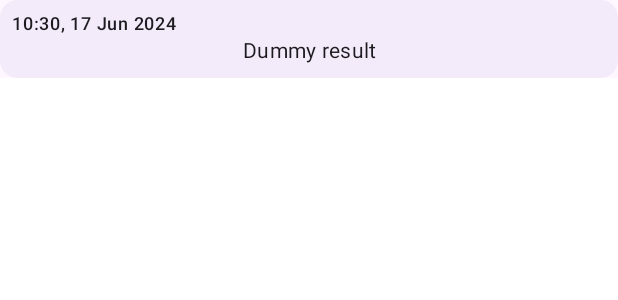
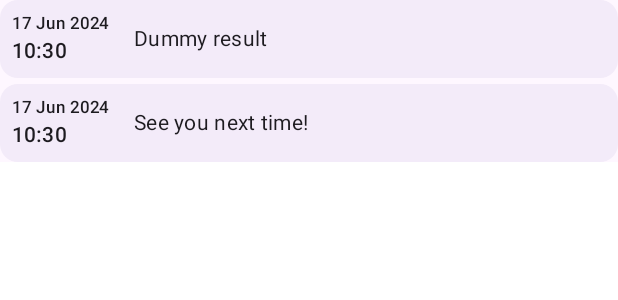
Before and after one commit to Bangkit-WSLTA-Capstone/mobile-edusign, an Android app built with Jetpack Compose: the @Preview function TranslateHistoryItemPreview, on a phone screen of 412 x 824 dp. Shown: the top 300 px of the screen. Run offline under Robolectric (Android 15) with nearby library versions, the light colour scheme and no system bars.

Commit message:
feat: update translate ui and API

```diff
--- a/app/src/main/java/com/nekkiichi/edusign/data/remote/response/TranslateHistory.kt
+++ b/app/src/main/java/com/nekkiichi/edusign/data/remote/response/TranslateHistory.kt
@@ -5,9 +5,9 @@ import com.google.gson.annotations.SerializedName
 data class TranslateHistory(
     @field:SerializedName("created_at")
     val createdAt: String,
-    @field:SerializedName("FileLink")
+    @field:SerializedName("filelink")
     val fileLink: String,
-    @field:SerializedName("Result")
+    @field:SerializedName("result")
     val result: String
 )
 
--- a/app/src/main/java/com/nekkiichi/edusign/data/remote/response/Translation.kt
+++ b/app/src/main/java/com/nekkiichi/edusign/data/remote/response/Translation.kt
@@ -12,6 +12,6 @@ data class TranslationResponse(
 )
 
 data class TranslationBodyResponse(
-    @field:SerializedName("Result")
+    @field:SerializedName("result")
     val result: String?
 )
--- a/app/src/main/java/com/nekkiichi/edusign/ui/components/TranslateHistoryItem.kt
+++ b/app/src/main/java/com/nekkiichi/edusign/ui/components/TranslateHistoryItem.kt
@@ -1,6 +1,8 @@
 package com.nekkiichi.edusign.ui.components
 
+import androidx.compose.foundation.layout.Arrangement
 import androidx.compose.foundation.layout.Column
+import androidx.compose.foundation.layout.Row
 import androidx.compose.foundation.layout.fillMaxWidth
 import androidx.compose.foundation.layout.padding
 import androidx.compose.material3.Card
@@ -10,8 +12,8 @@ import androidx.compose.material3.Surface
 import androidx.compose.material3.Text
 import androidx.compose.material3.surfaceColorAtElevation
 import androidx.compose.runtime.Composable
+import androidx.compose.ui.Alignment
 import androidx.compose.ui.Modifier
-import androidx.compose.ui.text.style.TextAlign
 import androidx.compose.ui.tooling.preview.Preview
 import androidx.compose.ui.unit.dp
 import com.nekkiichi.edusign.ui.theme.EduSignTheme
@@ -21,16 +23,29 @@ import java.util.Date
 
 @Composable
 fun TranslateHistoryItem(modifier: Modifier = Modifier, title: String, date: Date) {
-    val stringDate = SimpleDateFormat("HH:mm, dd MMM yyyy", java.util.Locale.ENGLISH).format(date)
+    val stringDate = SimpleDateFormat("dd MMM yyyy", java.util.Locale.ENGLISH).format(date)
+    val stringTime = SimpleDateFormat("HH:mm", java.util.Locale.ENGLISH).format(date)
     Card(
         modifier,
         colors = CardDefaults.cardColors(
             containerColor = MaterialTheme.colorScheme.surfaceColorAtElevation(2.dp)
         )
     ) {
-        Column(Modifier.padding(8.dp)) {
-            Text(text = stringDate, style = MaterialTheme.typography.labelMedium)
-            Text(text = title, style = MaterialTheme.typography.bodyMedium, modifier = Modifier.fillMaxWidth(), textAlign = TextAlign.Center)
+        Row(
+            Modifier.padding(8.dp),
+            horizontalArrangement = Arrangement.spacedBy(16.dp),
+            verticalAlignment = Alignment.CenterVertically
+        ) {
+            Column {
+                Text(text = stringDate, style = MaterialTheme.typography.labelSmall)
+                Text(text = stringTime, style = MaterialTheme.typography.labelLarge)
+            }
+            Text(
+                text = title,
+                style = MaterialTheme.typography.bodyMedium,
+                modifier = Modifier.fillMaxWidth(),
+//                textAlign = TextAlign.Center
+            )
         }
 
     }
@@ -42,7 +57,19 @@ fun TranslateHistoryItem(modifier: Modifier = Modifier, title: String, date: Dat
 private fun TranslateHistoryItemPreview() {
     EduSignTheme {
         Surface {
-            TranslateHistoryItem(Modifier.fillMaxWidth(),title = "Dummy result", date = Date.from(Instant.now()))
+            Column(verticalArrangement = Arrangement.spacedBy(4.dp)) {
+                TranslateHistoryItem(
+                    Modifier.fillMaxWidth(),
+                    title = "Dummy result",
+                    date = Date.from(Instant.now())
+                )
+                TranslateHistoryItem(
+                    Modifier.fillMaxWidth(),
+                    title = "See you next time!",
+                    date = Date.from(Instant.now())
+                )
+
+            }
         }
     }
 }
```
Also changed, not shown: app/src/main/java/com/nekkiichi/edusign/ui/screens/home/TranslateScreen.kt (+43 -2 lines).
